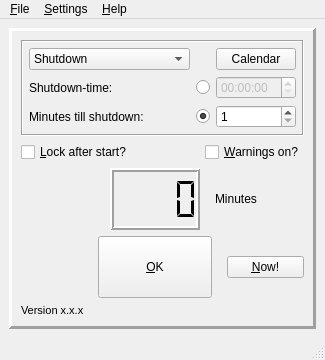
Old version of the form qshutdown/src/ui/gui.ui in the repository hakaishi/shutdown-qapps.
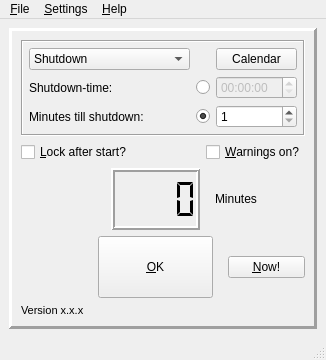
New version of the form. Icons and pictures are not drawn.

What changed in the file:
```diff
--- a/qshutdown/src/ui/gui.ui
+++ b/qshutdown/src/ui/gui.ui
@@ -6,7 +6,7 @@
    <rect>
     <x>0</x>
     <y>0</y>
-    <width>325</width>
+    <width>326</width>
     <height>360</height>
    </rect>
   </property>
@@ -427,7 +427,7 @@
     <rect>
      <x>0</x>
      <y>0</y>
-     <width>325</width>
+     <width>326</width>
      <height>26</height>
     </rect>
    </property>
```
Left out of the diff: 3 changed lines with no effect on the pictures.
